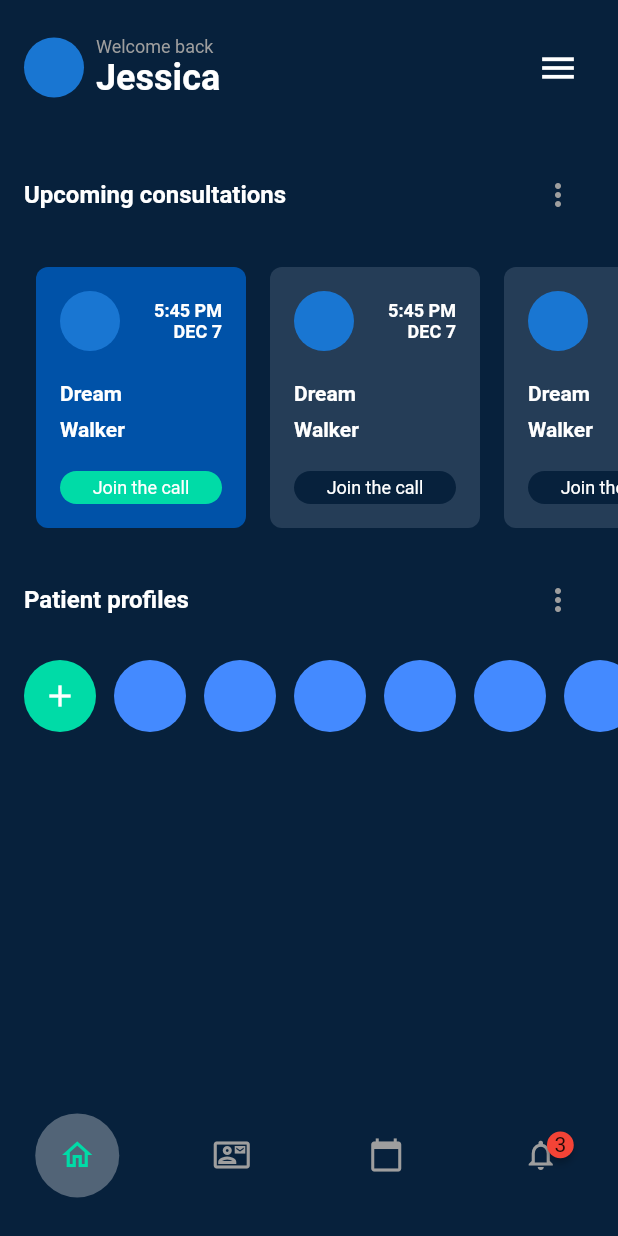
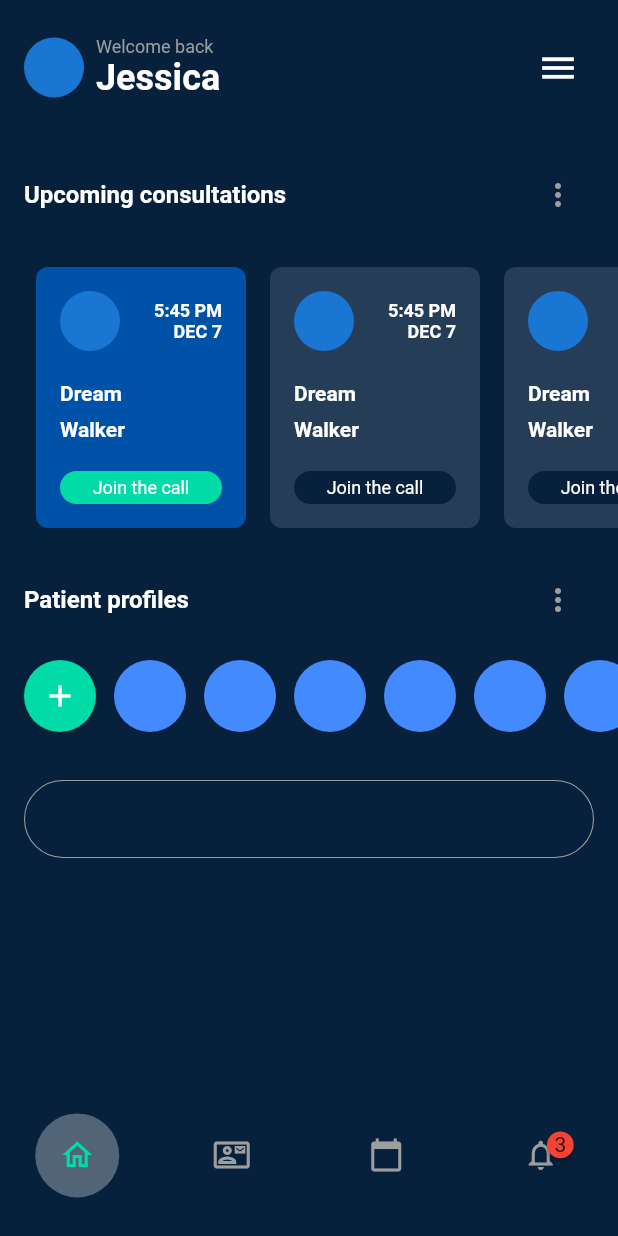
Before and after one commit to JAICHANGPARK/flutter_notebook_17th_story, a Flutter app: the MedicalMainPage screen opened directly, on a phone screen of 412 x 824 dp. Run offline on Flutter 3.47's test engine with Material 2 defaults, Android fonts, the phone set to English and light mode, and no system bars; drawn by our look-alikes of badges; our stand-ins replace cached_network_image, fl_chart, flutter_riverpod, freezed_annotation, ionicons, percent_indicator; network calls fail.

Commit message:
Update medical_main_page.dart

```diff
--- a/lib/ep1032_medical_app/src/medical_main_page.dart
+++ b/lib/ep1032_medical_app/src/medical_main_page.dart
@@ -216,6 +216,18 @@ class MedicalMainPage extends StatelessWidget {
                       ),
                     ),
                   ),
+                  SizedBox(height: 16,),
+                  Padding(
+                    padding: const EdgeInsets.all(16.0),
+                    child: Container(
+                      height: 52,
+                      decoration: BoxDecoration(
+                        border: Border.all(color: Colors.grey,
+                        width: 0.7),
+                        borderRadius: BorderRadius.circular(36)
+                      ),
+                    ),
+                  )
                 ],
               ),
               flex: 20,
```
